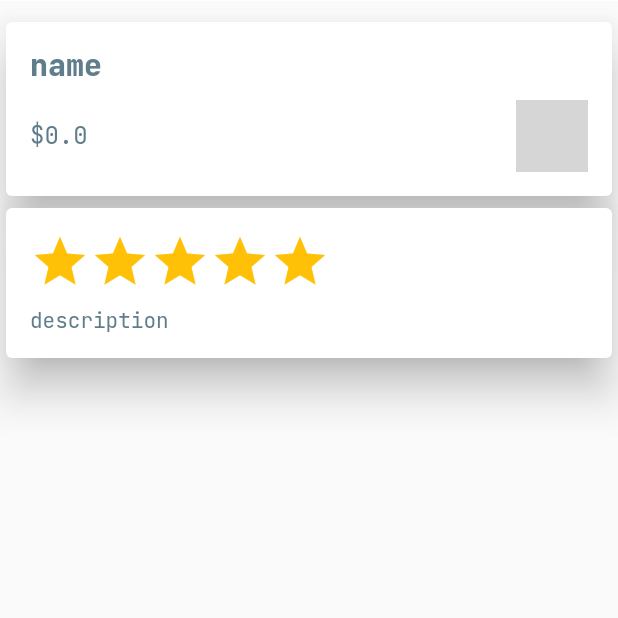
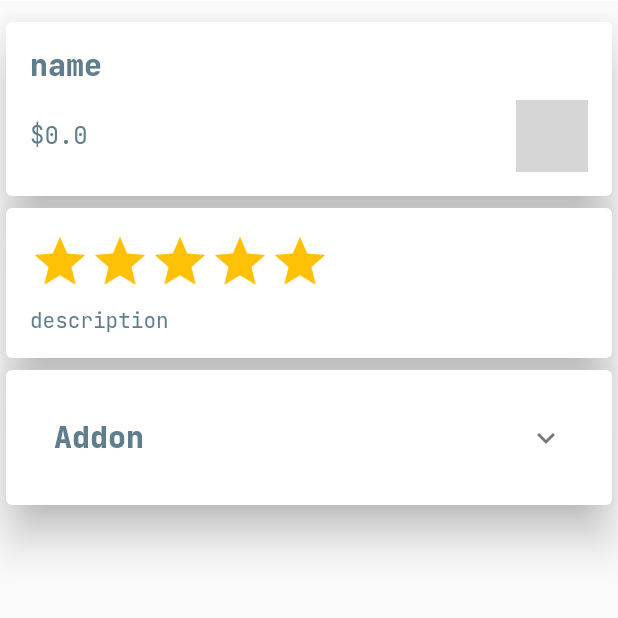
Before and after one commit to alihaidersiddique/flutter_eat_it_app, a Flutter app: the FoodDetailScreen screen opened directly, scrolled down 330 dp, on a phone screen of 412 x 824 dp, the top half of it. Run offline on Flutter 3.47's test engine with Material 2 defaults, Android fonts, the light colour scheme and no system bars; drawn by our look-alikes of flutter_rating_bar; our stand-ins replace auto_animated, cached_network_image, carousel_slider, firebase_core, firebase_database, flutter_zoom_drawer and 2 more; missing offline and left inert: flutter_elegant_number_button; accounts and stored records are empty; network calls fail; grey boxes are pictures that could not be loaded.

Commit message:
display addon in food detail completed

```diff
--- a/lib/screens/food_detail.dart
+++ b/lib/screens/food_detail.dart
@@ -1,6 +1,7 @@
 import 'package:flutter/material.dart';
 import 'package:flutter_eat_it_app/state/food_detail_state.dart';
 import 'package:flutter_eat_it_app/state/food_list_state.dart';
+import 'package:flutter_eat_it_app/strings/food_detail_strings.dart';
 import 'package:flutter_eat_it_app/utils/utils.dart';
 import 'package:flutter_eat_it_app/widget/food_detail/food_detail_description_widget.dart';
 import 'package:flutter_eat_it_app/widget/food_detail/food_detail_image_widget.dart';
@@ -38,7 +39,8 @@ class FoodDetailScreen extends StatelessWidget {
               ),
             ];
           },
-          body: Container(
+          body: SingleChildScrollView(
+            child: Container(
               margin: const EdgeInsets.only(top: 10.0),
               child: Column(
                 crossAxisAlignment: CrossAxisAlignment.start,
@@ -51,8 +53,60 @@ class FoodDetailScreen extends StatelessWidget {
                       foodListStateController: foodListStateController),
                   FoodDetailSizeWidget(
                       foodListStateController: foodListStateController,
-                    foodDetailStateController: foodDetailStateController)
+                      foodDetailStateController: foodDetailStateController),
+                  Card(
+                    elevation: 12,
+                    child: Container(
+                      width: double.infinity,
+                      padding: const EdgeInsets.all(16.0),
+                      child: Column(
+                        mainAxisAlignment: MainAxisAlignment.start,
+                        crossAxisAlignment: CrossAxisAlignment.start,
+                        children: [
+                          Obx(
+                            () => ExpansionTile(
+                                title: Text(
+                                  addonText,
+                                  style: GoogleFonts.jetBrainsMono(
+                                    color: Colors.blueGrey,
+                                    fontSize: 20,
+                                    fontWeight: FontWeight.w900,
+                                  ),
+                                ),
+                                children: [
+                                  Wrap(
+                                    children: foodListStateController
+                                        .selectedFood.value.addon
+                                        .map(
+                                      (e) {
+                                        print(e.name);
+                                        return Padding(
+                                          padding: const EdgeInsets.all(8.0),
+                                          child: ChoiceChip(
+                                              label: Text(e.name),
+                                              selected:
+                                                  foodDetailStateController
+                                                      .selectedAddon
+                                                      .contains(e),
+                                              onSelected: (selected) => selected
+                                                  ? foodDetailStateController
+                                                      .selectedAddon
+                                                      .add(e)
+                                                  : foodDetailStateController
+                                                      .selectedAddon
+                                                      .remove(e)),
+                                        );
+                                      },
+                                    ).toList(),
+                                  )
+                                ]),
+                          )
                         ],
+                      ),
+                    ),
+                  )
+                ],
+              ),
             ),
           ),
         ),
--- a/lib/state/food_detail_state.dart
+++ b/lib/state/food_detail_state.dart
@@ -1,7 +1,9 @@
+import 'package:flutter_eat_it_app/model/addon_model.dart';
 import 'package:flutter_eat_it_app/model/size_model.dart';
 import 'package:get/get.dart';
 
 class FoodDetailStateController extends GetxController {
   var quantity = 1.obs;
   var selectedSize = SizeModel(name: 'name', price: 0).obs;
+  var selectedAddon = List<AddonModel>.empty(growable: true).obs;
 }
--- a/lib/strings/food_detail_strings.dart
+++ b/lib/strings/food_detail_strings.dart
@@ -1 +1,2 @@
 final sizeText = 'Size';
+final addonText = 'Addon';
```
Lines whose indentation alone changed are shown as unchanged.
